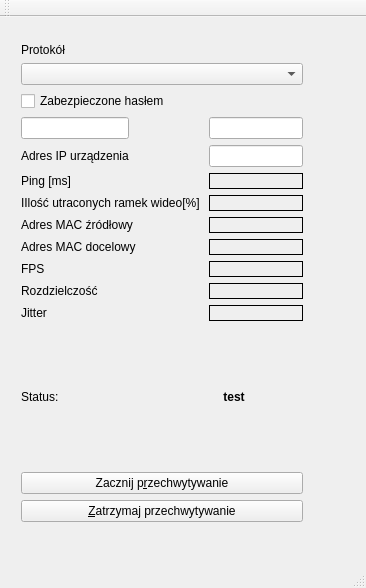
Before: the Qt Designer form mainwindow.ui in dejff/PD, drawn with Qt 5.
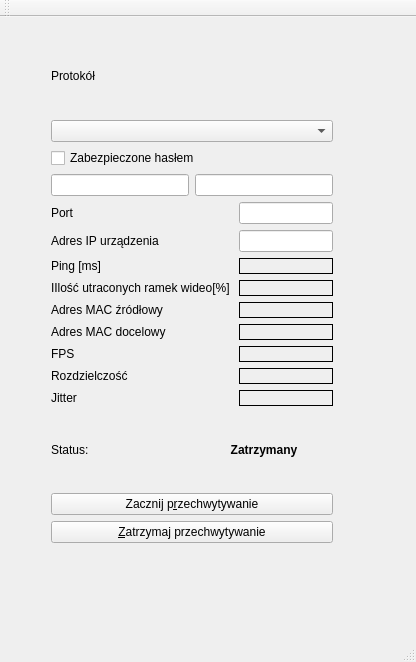
After: the same form once the commit is applied.

The edit to the form file:
```diff
--- a/mainwindow.ui
+++ b/mainwindow.ui
@@ -6,71 +6,99 @@
    <rect>
     <x>0</x>
     <y>0</y>
-    <width>366</width>
-    <height>588</height>
+    <width>416</width>
+    <height>662</height>
    </rect>
   </property>
   <property name="windowTitle">
    <string>MainWindow</string>
   </property>
   <widget class="QWidget" name="centralWidget">
-   <widget class="QWidget" name="layoutWidget">
+   <widget class="QWidget" name="">
     <property name="geometry">
      <rect>
-      <x>10</x>
-      <y>15</y>
+      <x>40</x>
+      <y>10</y>
       <width>304</width>
-      <height>501</height>
+      <height>527</height>
      </rect>
     </property>
-    <layout class="QVBoxLayout" name="verticalLayout_3">
+    <layout class="QVBoxLayout" name="verticalLayout_2">
      <item>
-      <layout class="QFormLayout" name="formLayout">
-       <item row="0" column="0">
-        <widget class="QLabel" name="label_10">
-         <property name="text">
-          <string>Protokół</string>
-         </property>
-        </widget>
-       </item>
-       <item row="1" column="0" colspan="2">
-        <widget class="QComboBox" name="comboBox">
-         <property name="currentIndex">
-          <number>-1</number>
-         </property>
-        </widget>
-       </item>
-       <item row="2" column="0">
-        <widget class="QCheckBox" name="checkBox">
-         <property name="text">
-          <string>Zabezpieczone hasłem</string>
-         </property>
-        </widget>
-       </item>
-       <item row="3" column="0">
+      <widget class="QLabel" name="label_10">
+       <property name="text">
+        <string>Protokół</string>
+       </property>
+      </widget>
+     </item>
+     <item>
+      <widget class="QComboBox" name="protocolType">
+       <property name="currentIndex">
+        <number>-1</number>
+       </property>
+      </widget>
+     </item>
+     <item>
+      <widget class="QCheckBox" name="checkBox">
+       <property name="text">
+        <string>Zabezpieczone hasłem</string>
+       </property>
+      </widget>
+     </item>
+     <item>
+      <layout class="QHBoxLayout" name="horizontalLayout_2">
+       <item>
         <widget class="QLineEdit" name="loginField"/>
        </item>
-       <item row="3" column="1">
+       <item>
         <widget class="QLineEdit" name="passwordField"/>
        </item>
-       <item row="4" column="0">
+      </layout>
+     </item>
+     <item>
+      <layout class="QGridLayout" name="gridLayout">
+       <item row="9" column="0">
+        <widget class="QLabel" name="label_9">
+         <property name="text">
+          <string>Jitter</string>
+         </property>
+        </widget>
+       </item>
+       <item row="2" column="0">
         <widget class="QLabel" name="label_8">
          <property name="text">
           <string>Adres IP urządzenia</string>
          </property>
         </widget>
        </item>
-       <item row="4" column="1">
-        <widget class="QLineEdit" name="ip_addr"/>
+       <item row="1" column="0">
+        <widget class="QLabel" name="label_11">
+         <property name="text">
+          <string>Port</string>
+         </property>
+        </widget>
        </item>
-       <item row="5" column="0">
+       <item row="9" column="1">
+        <widget class="QLabel" name="jitterLabel">
+         <property name="styleSheet">
+          <string notr="true">border: 1px solid</string>
+         </property>
+         <property name="text">
+          <string/>
+         </property>
+        </widget>
+       </item>
+       <item row="3" column="0">
         <widget class="QLabel" name="label_6">
          <property name="text">
           <string>Ping [ms]</string>
          </property>
         </widget>
        </item>
-       <item row="5" column="1">
+       <item row="2" column="1">
+        <widget class="QLineEdit" name="ip_addr"/>
+       </item>
+       <item row="3" column="1">
         <widget class="QLabel" name="eth_frame_type">
          <property name="styleSheet">
           <string notr="true">border: 1px solid</string>
@@ -80,49 +108,14 @@
          </property>
         </widget>
        </item>
-       <item row="8" column="0">
-        <widget class="QLabel" name="label_5">
-         <property name="text">
-          <string>&lt;html&gt;&lt;head/&gt;&lt;body&gt;&lt;p&gt;IIlość utraconych ramek wideo[%]
-&lt;/p&gt;&lt;/body&gt;&lt;/html&gt;</string>
-         </property>
-        </widget>
-       </item>
-       <item row="8" column="1">
-        <widget class="QLabel" name="eth_frame_len">
-         <property name="styleSheet">
-          <string notr="true">border: 1px solid</string>
-         </property>
-         <property name="text">
-          <string/>
-         </property>
-        </widget>
-       </item>
-       <item row="9" column="0">
+       <item row="5" column="0">
         <widget class="QLabel" name="label_4">
          <property name="text">
           <string>Adres MAC źródłowy</string>
          </property>
         </widget>
        </item>
-       <item row="9" column="1">
-        <widget class="QLabel" name="mac_src">
-         <property name="styleSheet">
-          <string notr="true">border: 1px solid</string>
-         </property>
-         <property name="text">
-          <string/>
-         </property>
-        </widget>
-       </item>
-       <item row="10" column="0">
-        <widget class="QLabel" name="label_7">
-         <property name="text">
-          <string>Adres MAC docelowy</string>
-         </property>
-        </widget>
-       </item>
-       <item row="10" column="1">
+       <item row="6" column="1">
         <widget class="QLabel" name="mac_dest">
          <property name="styleSheet">
           <string notr="true">border: 1px solid</string>
@@ -132,14 +125,31 @@
          </property>
         </widget>
        </item>
-       <item row="11" column="0">
+       <item row="7" column="0">
         <widget class="QLabel" name="label">
          <property name="text">
           <string>FPS</string>
          </property>
         </widget>
        </item>
-       <item row="11" column="1">
+       <item row="5" column="1">
+        <widget class="QLabel" name="mac_src">
+         <property name="styleSheet">
+          <string notr="true">border: 1px solid</string>
+         </property>
+         <property name="text">
+          <string/>
+         </property>
+        </widget>
+       </item>
+       <item row="6" column="0">
+        <widget class="QLabel" name="label_7">
+         <property name="text">
+          <string>Adres MAC docelowy</string>
+         </property>
+        </widget>
+       </item>
+       <item row="7" column="1">
         <widget class="QLabel" name="fps_label">
          <property name="styleSheet">
           <string notr="true">border: 1px solid</string>
@@ -149,14 +159,14 @@
          </property>
         </widget>
        </item>
-       <item row="12" column="0">
+       <item row="8" column="0">
         <widget class="QLabel" name="label_2">
          <property name="text">
           <string>Rozdzielczość</string>
          </property>
         </widget>
        </item>
-       <item row="12" column="1">
+       <item row="8" column="1">
         <widget class="QLabel" name="resolutionLabel">
          <property name="styleSheet">
           <string notr="true">border: 1px solid</string>
@@ -166,15 +176,8 @@
          </property>
         </widget>
        </item>
-       <item row="13" column="0">
-        <widget class="QLabel" name="label_9">
-         <property name="text">
-          <string>Jitter</string>
-         </property>
-        </widget>
-       </item>
-       <item row="13" column="1">
-        <widget class="QLabel" name="jitterLabel">
+       <item row="4" column="1">
+        <widget class="QLabel" name="eth_frame_len">
          <property name="styleSheet">
           <string notr="true">border: 1px solid</string>
          </property>
@@ -183,6 +186,17 @@
          </property>
         </widget>
        </item>
+       <item row="4" column="0">
+        <widget class="QLabel" name="label_5">
+         <property name="text">
+          <string>&lt;html&gt;&lt;head/&gt;&lt;body&gt;&lt;p&gt;IIlość utraconych ramek wideo[%]
+&lt;/p&gt;&lt;/body&gt;&lt;/html&gt;</string>
+         </property>
+        </widget>
+       </item>
+       <item row="1" column="1">
+        <widget class="QLineEdit" name="portField"/>
+       </item>
       </layout>
      </item>
      <item>
@@ -206,7 +220,7 @@
           <string notr="true">color: black</string>
          </property>
          <property name="text">
-          <string>test</string>
+          <string>Zatrzymany</string>
          </property>
          <property name="alignment">
           <set>Qt::AlignCenter</set>
```
Left out of the diff: 4 changed lines with no effect on the pictures.
